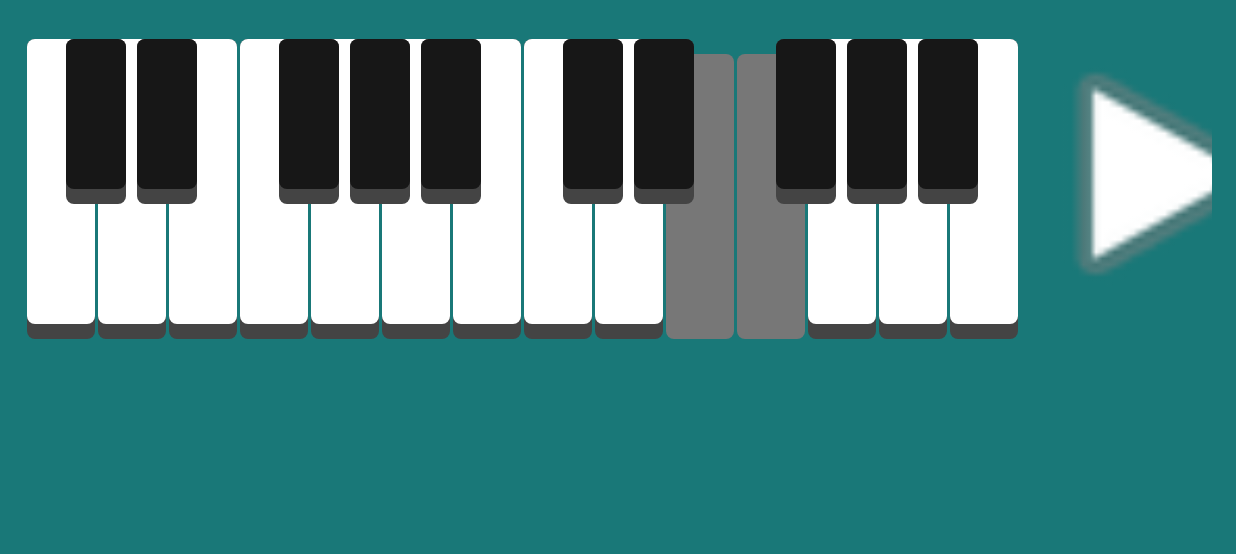
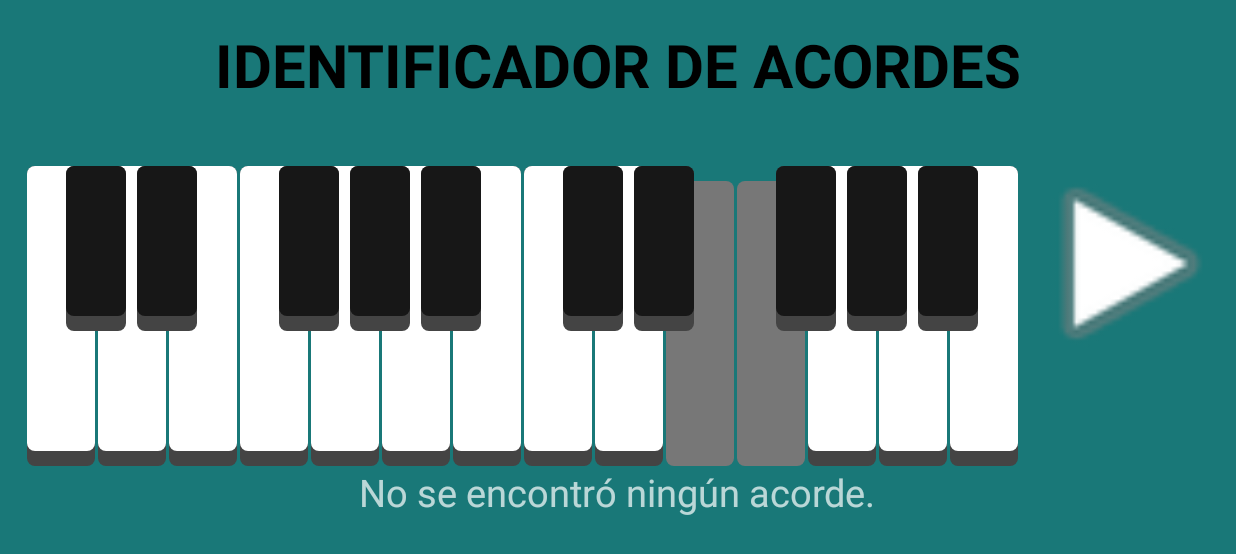
Before and after one commit to JorgeIgareda/chord-identifier, an Android app: the screen it shows after launch (MainActivity), after a tap on an icon or button, on a phone screen of 824 x 412 dp (held sideways). Shown: the top 554 px of the screen. Run offline under Robolectric (Android 15) with nearby library versions, the phone set to English and light mode, and no system bars; 1 other tap on this screen came first.

Commit message:
Implementada funcionalidad de identificar acordes

```diff
--- a/app/build.gradle.kts
+++ b/app/build.gradle.kts
@@ -23,8 +23,8 @@ android {
         }
     }
     compileOptions {
-        sourceCompatibility = JavaVersion.VERSION_1_8
-        targetCompatibility = JavaVersion.VERSION_1_8
+        sourceCompatibility = JavaVersion.VERSION_1_9
+        targetCompatibility = JavaVersion.VERSION_1_9
     }
 }
 
--- a/app/src/main/java/com/example/acordespiano/MainActivity.java
+++ b/app/src/main/java/com/example/acordespiano/MainActivity.java
@@ -6,57 +6,82 @@ import android.app.Dialog;
 import android.media.SoundPool;
 import android.os.Bundle;
 import android.os.Handler;
-import android.view.View;
 import android.view.Window;
 import android.widget.Button;
-import android.widget.HorizontalScrollView;
+import android.widget.TextView;
 import android.widget.ToggleButton;
 
+import com.example.acordespiano.model.Chord;
+
+import java.util.ArrayList;
+import java.util.Collections;
 import java.util.HashMap;
+import java.util.HashSet;
+import java.util.List;
 import java.util.Map;
+import java.util.Set;
 
-public class MainActivity extends AppCompatActivity{
+public class MainActivity extends AppCompatActivity {
 
-    private HorizontalScrollView scrollView;
 
     SoundPool soundPool;
-    private Map<ToggleButton, Integer> toggleButtonSoundMap = new HashMap<>();
-    private ToggleButton button_c;
-    private ToggleButton button_cSharp;
-    private ToggleButton button_d;
-    private ToggleButton button_dSharp;
-    private ToggleButton button_e;
-    private ToggleButton button_f;
-    private ToggleButton button_fSharp;
-    private ToggleButton button_g;
-    private ToggleButton button_gSharp;
-    private ToggleButton button_a;
-    private ToggleButton button_aSharp;
-    private ToggleButton button_b;
-    private ToggleButton button_c2;
-    private ToggleButton button_cSharp2;
-    private ToggleButton button_d2;
-    private ToggleButton button_dSharp2;
-    private ToggleButton button_e2;
-    private ToggleButton button_f2;
-    private ToggleButton button_fSharp2;
-    private ToggleButton button_g2;
-    private ToggleButton button_gSharp2;
-    private ToggleButton button_a2;
-    private ToggleButton button_aSharp2;
-    private ToggleButton button_b2;
+    private Map<ToggleButton, int[]> toggleButtonSoundMap = new HashMap<>();
+    private ToggleButton button_c, button_cSharp, button_d, button_dSharp, button_e, button_f, button_fSharp, button_g, button_gSharp, button_a, button_aSharp, button_b, button_c2, button_cSharp2, button_d2, button_dSharp2, button_e2, button_f2, button_fSharp2, button_g2, button_gSharp2, button_a2, button_aSharp2, button_b2;
 
     private Button play;
 
+    private TextView text;
+
     int c, cSharp, d, dSharp, e, f, fSharp, g, gSharp, a, aSharp, b, c2, cSharp2, d2, dSharp2, e2, f2, fSharp2, g2, gSharp2, a2, aSharp2, b2;
 
+    private static final String[] ENGLISH_NOTES = {
+            "C", "C#", "D", "D#", "E", "F", "F#", "G", "G#", "A", "A#", "B"
+    };
+
+    private static final String[] LATIN_NOTES = {
+            "Do", "Do#", "Re", "Re#", "Mi", "Fa", "Fa#", "Sol", "Sol#", "La", "La#", "Si"
+    };
+
+    private static final Set<Chord> chords = new HashSet<>();
+    static {
+        // =========== TRIADAS ===========
+        chords.add(new Chord("Mayor", "", Set.of(0, 4, 7)));
+        chords.add(new Chord("Menor", "m", Set.of(0, 3, 7)));
+        chords.add(new Chord("Disminuido", "º", Set.of(0, 3, 6)));
+        chords.add(new Chord("Aumentado", "+", Set.of(0, 4, 8)));
+        chords.add(new Chord("Suspendido 2ª", "sus2", Set.of(0, 2, 7)));
+        chords.add(new Chord("Suspendido 4ª", "sus4", Set.of(0, 5, 7)));
+        // =========== SÉPTIMA ===========
+        chords.add(new Chord("Séptima dominante", "7", Set.of(0, 4, 7, 10)));
+        chords.add(new Chord("Séptima mayor", "maj7", Set.of(0, 4, 7, 11)));
+        chords.add(new Chord("Séptima menor", "m7", Set.of(0, 3, 7, 10)));
+        chords.add(new Chord("Séptima disminuida", "º7", Set.of(0, 3, 6, 9)));
+        chords.add(new Chord("Séptima semi-disminuida", "m7♭5", Set.of(0, 3, 6, 10)));
+        // =========== SEXTA ===========
+        chords.add(new Chord("Sexta mayor", "6", Set.of(0, 4, 7,9)));
+        chords.add(new Chord("Sexta menor", "m6", Set.of(0, 3, 7, 9)));
+        // =========== EXTENDIDOS ===========
+        chords.add(new Chord("Novena dominante", "9", Set.of(0, 2, 4, 7, 10)));
+        chords.add(new Chord("Novena mayor", "maj9", Set.of(0, 2, 4, 7, 11)));
+        chords.add(new Chord("Novena menor", "m9", Set.of(0, 2, 3, 7, 10)));
+        chords.add(new Chord("Mayor añadir 9", "add9", Set.of(0, 2, 4, 7)));
+        chords.add(new Chord("Menor añadir 9", "madd9", Set.of(0, 2, 3, 7)));
+        chords.add(new Chord("Undécima dominante", "11", Set.of(0, 2, 4, 5, 7, 10)));
+        chords.add(new Chord("Decimotercera dominante", "13", Set.of(0, 2, 4, 7, 9, 10)));
+        // =========== POTENCIA ===========
+        chords.add(new Chord("Acorde de potencia", "5", Set.of(0, 7)));
+    }
     @Override
     protected void onCreate(Bundle savedInstanceState) {
         super.onCreate(savedInstanceState);
         setContentView(R.layout.activity_main);
         showSplash();
-        scrollView = findViewById(R.id.scrollView);
         soundPool = new SoundPool.Builder().setMaxStreams(10).build();
+        loadSounds();
+        initializeAllPianoKeys();
+    }
+
+    void loadSounds() {
         c = soundPool.load(this, R.raw.c, 1);
         cSharp = soundPool.load(this, R.raw.c_sharp, 1);
         d = soundPool.load(this, R.raw.d, 1);
@@ -81,8 +106,6 @@ public class MainActivity extends AppCompatActivity{
         a2 = soundPool.load(this, R.raw.a2, 1);
         aSharp2 = soundPool.load(this, R.raw.a_sharp2, 1);
         b2 = soundPool.load(this, R.raw.b2, 1);
-
-        initializeAllPianoKeys();
     }
 
     void initializeAllPianoKeys() {
@@ -112,45 +135,69 @@ public class MainActivity extends AppCompatActivity{
         button_b2 = findViewById(R.id.w14);
         play = findViewById(R.id.play);
         play.setOnClickListener(view -> playActiveNotes());
+        text = findViewById(R.id.text);
 
-        toggleButtonSoundMap.put(button_c, c);
-        toggleButtonSoundMap.put(button_cSharp, cSharp);
-        toggleButtonSoundMap.put(button_d, d);
-        toggleButtonSoundMap.put(button_dSharp, dSharp);
-        toggleButtonSoundMap.put(button_e, e);
-        toggleButtonSoundMap.put(button_f, f);
-        toggleButtonSoundMap.put(button_fSharp, fSharp);
-        toggleButtonSoundMap.put(button_g, g);
-        toggleButtonSoundMap.put(button_gSharp, gSharp);
-        toggleButtonSoundMap.put(button_a, a);
-        toggleButtonSoundMap.put(button_aSharp, aSharp);
-        toggleButtonSoundMap.put(button_b, b);
-        toggleButtonSoundMap.put(button_c2, c2);
-        toggleButtonSoundMap.put(button_cSharp2, cSharp2);
-        toggleButtonSoundMap.put(button_d2, d2);
-        toggleButtonSoundMap.put(button_dSharp2, dSharp2);
-        toggleButtonSoundMap.put(button_e2, e2);
-        toggleButtonSoundMap.put(button_f2, f2);
-        toggleButtonSoundMap.put(button_fSharp2, fSharp2);
-        toggleButtonSoundMap.put(button_g2, g2);
-        toggleButtonSoundMap.put(button_gSharp2, gSharp2);
-        toggleButtonSoundMap.put(button_a2, a2);
-        toggleButtonSoundMap.put(button_aSharp2, aSharp2);
-        toggleButtonSoundMap.put(button_b2, b2);
+        toggleButtonSoundMap.put(button_c, new int[]{0,c});
+        toggleButtonSoundMap.put(button_cSharp, new int []{1, cSharp});
+        toggleButtonSoundMap.put(button_d, new int []{2, d});
+        toggleButtonSoundMap.put(button_dSharp, new int []{3, dSharp});
+        toggleButtonSoundMap.put(button_e, new int []{4, e});
+        toggleButtonSoundMap.put(button_f, new int []{5, f});
+        toggleButtonSoundMap.put(button_fSharp, new int []{6, fSharp});
+        toggleButtonSoundMap.put(button_g, new int []{7, g});
+        toggleButtonSoundMap.put(button_gSharp, new int []{8, gSharp});
+        toggleButtonSoundMap.put(button_a, new int []{9, a});
+        toggleButtonSoundMap.put(button_aSharp, new int []{10, aSharp});
+        toggleButtonSoundMap.put(button_b, new int []{11, b});
+        toggleButtonSoundMap.put(button_c2, new int []{12, c2});
+        toggleButtonSoundMap.put(button_cSharp2, new int []{13, cSharp2});
+        toggleButtonSoundMap.put(button_d2, new int []{14, d2});
+        toggleButtonSoundMap.put(button_dSharp2, new int []{15, dSharp2});
+        toggleButtonSoundMap.put(button_e2, new int []{16, e2});
+        toggleButtonSoundMap.put(button_f2, new int []{17, f2});
+        toggleButtonSoundMap.put(button_fSharp2, new int []{18, fSharp2});
+        toggleButtonSoundMap.put(button_g2, new int []{19, g2});
+        toggleButtonSoundMap.put(button_gSharp2, new int []{20, gSharp2});
+        toggleButtonSoundMap.put(button_a2, new int []{21, a2});
+        toggleButtonSoundMap.put(button_aSharp2, new int []{22, aSharp2});
+        toggleButtonSoundMap.put(button_b2, new int []{23, b2});
 
-        for (Map.Entry<ToggleButton, Integer> entry: toggleButtonSoundMap.entrySet()) {
+        for (Map.Entry<ToggleButton, int[]> entry : toggleButtonSoundMap.entrySet()) {
             entry.getKey().setOnClickListener(view -> playActiveNotes());
         }
     }
 
     private void playActiveNotes() {
-        for (Map.Entry<ToggleButton, Integer> entry: toggleButtonSoundMap.entrySet()) {
+        List<Integer> activeNotes = new ArrayList<>();
+        for (Map.Entry<ToggleButton, int[]> entry : toggleButtonSoundMap.entrySet()) {
             if (entry.getKey().isChecked()) {
-                soundPool.play(entry.getValue(), 1, 1, 1, 0, 1);
+                activeNotes.add(entry.getValue()[0]);
+                soundPool.play(entry.getValue()[1], 1, 1, 1, 0, 1);
             }
+        }
+        if (activeNotes.size() >= 2) {
+            detectChord(activeNotes);
         }
     }
 
+    private void detectChord(List<Integer> activeNotes) {
+        Collections.sort(activeNotes);
+        Set<Integer> intervals = new HashSet<>();
+        int root = activeNotes.get(0);
+
+        for (Integer note : activeNotes) {
+            int interval = (note - root + 12) % 12;
+            intervals.add(interval);
+        }
+
+        for (Chord chord : chords) {
+            if (intervals.equals(chord.getIntervals())) {
+                text.setText(String.format(LATIN_NOTES[root%12] + " " + chord.getName() +"\n"+ ENGLISH_NOTES[root%12] + chord.getSuffix()));
+                return;
+            }
+        }
+        text.setText(getString(R.string.not_found));
+    }
 
     public void showSplash() {
 
@@ -160,7 +207,7 @@ public class MainActivity extends AppCompatActivity{
         dialog.setCancelable(true);
         dialog.show();
 
-        final Handler handler  = new Handler();
+        final Handler handler = new Handler();
         final Runnable runnable = dialog::dismiss;
         handler.postDelayed(runnable, 10000);
     }
--- /dev/null
+++ b/app/src/main/java/com/example/acordespiano/model/Chord.java
@@ -0,0 +1,27 @@
+package com.example.acordespiano.model;
+
+import java.util.Set;
+
+public class Chord {
+    private String name;
+    private String suffix;
+    private Set<Integer> intervals;
+
+    public Chord(String name, String suffix, Set<Integer> intervals){
+        this.name = name;
+        this.suffix = suffix;
+        this.intervals = intervals;
+    }
+
+    public String getName() {
+        return name;
+    }
+
+    public String getSuffix() {
+        return suffix;
+    }
+
+    public Set<Integer> getIntervals() {
+        return intervals;
+    }
+}
--- a/app/src/main/res/layout/activity_main.xml
+++ b/app/src/main/res/layout/activity_main.xml
@@ -11,10 +11,19 @@
     android:paddingBottom="16dp"
     tools:context=".MainActivity">
 
+    <TextView
+        android:layout_width="wrap_content"
+        android:layout_height="wrap_content"
+        android:text="@string/title"
+        android:textSize="40sp"
+        android:textColor="#000000"
+        android:textStyle="bold"
+        android:layout_centerHorizontal="true"/>
+
     <HorizontalScrollView
         android:id="@+id/scrollView"
         android:layout_width="match_parent"
-        android:layout_height="match_parent"
+        android:layout_height="wrap_content"
         android:layout_centerVertical="true">
 
         <RelativeLayout
@@ -144,11 +153,21 @@
 
             <Button
                 android:id="@+id/play"
-                android:layout_width="200dp"
-                android:layout_height="200dp"
+                android:layout_width="150dp"
+                android:layout_height="150dp"
                 android:layout_toEndOf="@id/w14"
                 android:background="@android:drawable/ic_media_play"/>
+
         </RelativeLayout>
     </HorizontalScrollView>
 
+    <TextView
+        android:gravity="center"
+        android:id="@+id/text"
+        android:layout_width="wrap_content"
+        android:layout_height="wrap_content"
+        android:layout_centerHorizontal="true"
+        android:layout_below="@+id/scrollView"
+        android:textSize="25sp"/>
+
 </RelativeLayout>
--- a/app/src/main/res/values/strings.xml
+++ b/app/src/main/res/values/strings.xml
@@ -1,3 +1,5 @@
 <resources>
     <string name="app_name">AcordesPiano</string>
+    <string name="title">IDENTIFICADOR DE ACORDES</string>
+    <string name="not_found">No se encontró ningún acorde.</string>
 </resources>
```
